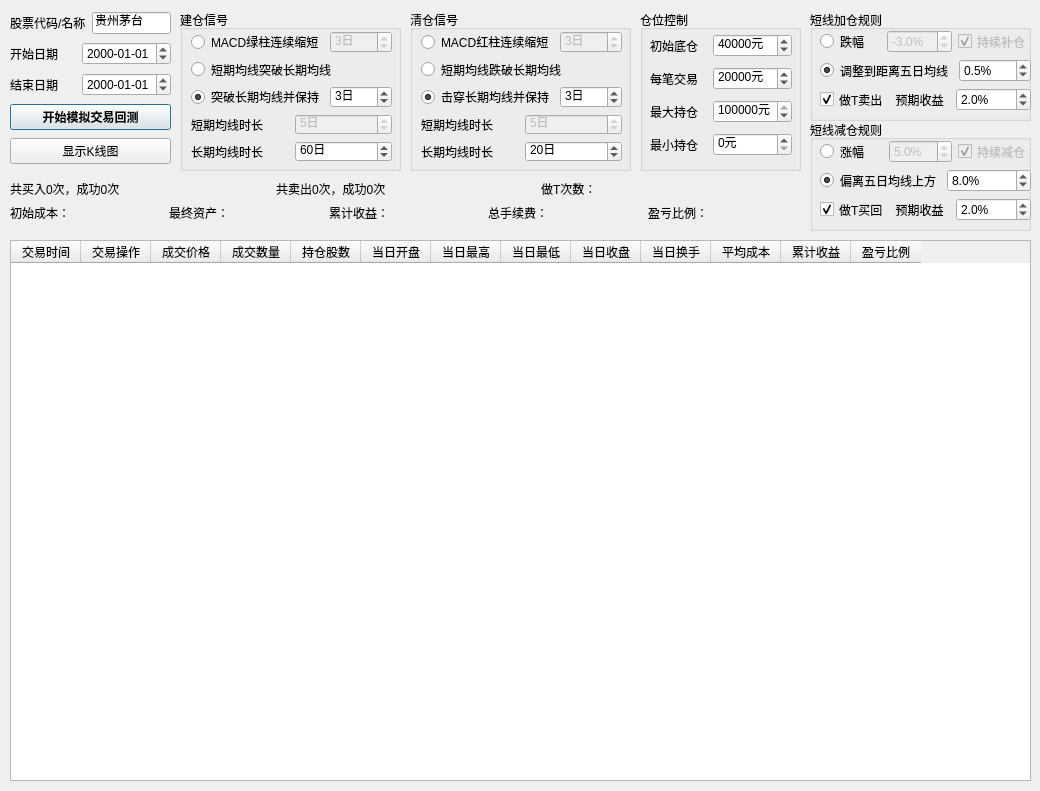
The window that QtDesign/TradeSimulator.ui (victor647/QuantumStockTrade) describes before a commit, drawn with Qt 5.
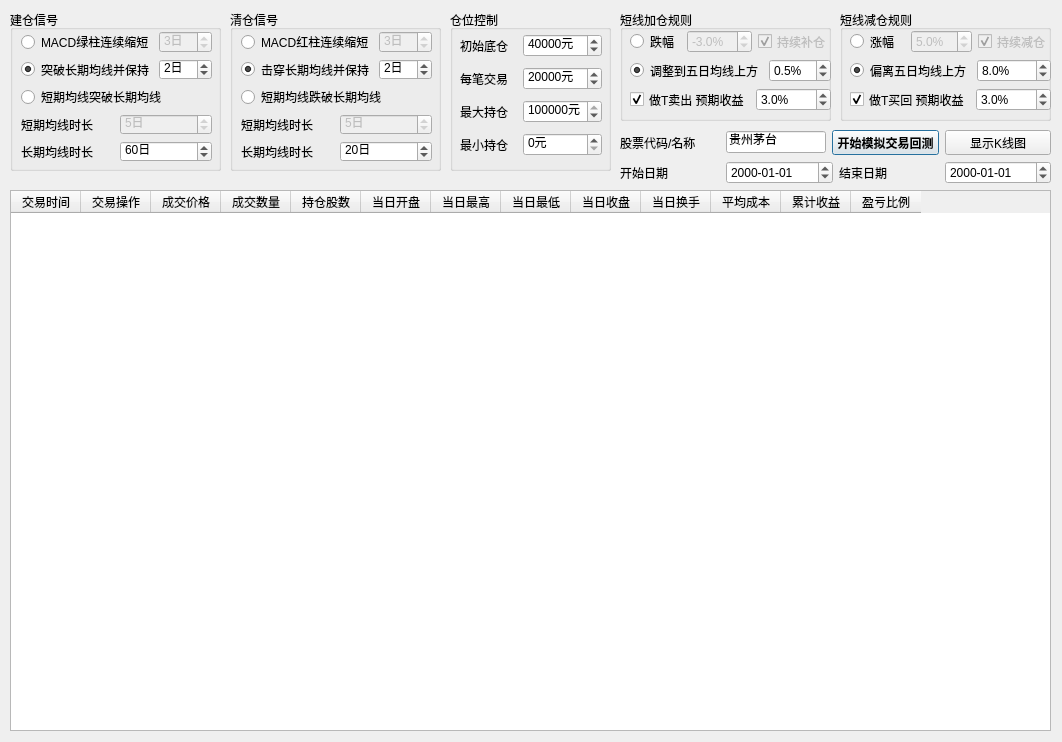
The same window after the commit.

Patch:
```diff
--- a/QtDesign/TradeSimulator.ui
+++ b/QtDesign/TradeSimulator.ui
@@ -6,8 +6,8 @@
    <rect>
     <x>0</x>
     <y>0</y>
-    <width>1040</width>
-    <height>791</height>
+    <width>1062</width>
+    <height>742</height>
    </rect>
   </property>
   <property name="windowTitle">
@@ -16,9 +16,9 @@
   <widget class="QGroupBox" name="grpStartLogic">
    <property name="geometry">
     <rect>
-     <x>180</x>
+     <x>10</x>
      <y>10</y>
-     <width>221</width>
+     <width>211</width>
      <height>161</height>
     </rect>
    </property>
@@ -36,7 +36,7 @@
      <rect>
       <x>11</x>
       <y>21</y>
-      <width>201</width>
+      <width>191</width>
       <height>131</height>
      </rect>
     </property>
@@ -83,13 +83,6 @@
        </item>
       </layout>
      </item>
-     <item>
-      <widget class="QRadioButton" name="rbnStartByMaCross">
-       <property name="text">
-        <string>短期均线突破长期均线</string>
-       </property>
-      </widget>
-     </item>
      <item>
       <layout class="QHBoxLayout" name="horizontalLayout_2">
        <item>
@@ -123,12 +116,19 @@
           <number>1</number>
          </property>
          <property name="value">
-          <number>3</number>
+          <number>2</number>
          </property>
         </widget>
        </item>
       </layout>
      </item>
+     <item>
+      <widget class="QRadioButton" name="rbnStartByMaCross">
+       <property name="text">
+        <string>短期均线突破长期均线</string>
+       </property>
+      </widget>
+     </item>
      <item>
       <layout class="QHBoxLayout" name="horizontalLayout_11">
        <item>
@@ -210,7 +210,7 @@
   <widget class="QGroupBox" name="grpShareAllowed">
    <property name="geometry">
     <rect>
-     <x>640</x>
+     <x>450</x>
      <y>10</y>
      <width>161</width>
      <height>161</height>
@@ -409,9 +409,9 @@
   <widget class="QGroupBox" name="grpDailyBuyLogic">
    <property name="geometry">
     <rect>
-     <x>810</x>
+     <x>620</x>
      <y>10</y>
-     <width>221</width>
+     <width>211</width>
      <height>111</height>
     </rect>
    </property>
@@ -429,7 +429,7 @@
      <rect>
       <x>10</x>
       <y>20</y>
-      <width>211</width>
+      <width>201</width>
       <height>81</height>
      </rect>
     </property>
@@ -506,7 +506,7 @@
        <item>
         <widget class="QRadioButton" name="rbnBuyByMa5">
          <property name="text">
-          <string>调整到距离五日均线</string>
+          <string>调整到五日均线上方</string>
          </property>
          <property name="checked">
           <bool>true</bool>
@@ -554,7 +554,7 @@
           </font>
          </property>
          <property name="text">
-          <string>做T卖出    预期收益</string>
+          <string>做T卖出 预期收益</string>
          </property>
          <property name="checked">
           <bool>true</bool>
@@ -585,7 +585,7 @@
           <double>0.100000000000000</double>
          </property>
          <property name="value">
-          <double>2.000000000000000</double>
+          <double>3.000000000000000</double>
          </property>
         </widget>
        </item>
@@ -597,9 +597,9 @@
   <widget class="QGroupBox" name="grpEndLogic">
    <property name="geometry">
     <rect>
-     <x>410</x>
+     <x>230</x>
      <y>10</y>
-     <width>221</width>
+     <width>211</width>
      <height>161</height>
     </rect>
    </property>
@@ -617,7 +617,7 @@
      <rect>
       <x>11</x>
       <y>21</y>
-      <width>201</width>
+      <width>191</width>
       <height>131</height>
      </rect>
     </property>
@@ -664,13 +664,6 @@
        </item>
       </layout>
      </item>
-     <item>
-      <widget class="QRadioButton" name="rbnEndByMaCross">
-       <property name="text">
-        <string>短期均线跌破长期均线</string>
-       </property>
-      </widget>
-     </item>
      <item>
       <layout class="QHBoxLayout" name="horizontalLayout_19">
        <item>
@@ -704,12 +697,19 @@
           <number>1</number>
          </property>
          <property name="value">
-          <number>3</number>
+          <number>2</number>
          </property>
         </widget>
        </item>
       </layout>
      </item>
+     <item>
+      <widget class="QRadioButton" name="rbnEndByMaCross">
+       <property name="text">
+        <string>短期均线跌破长期均线</string>
+       </property>
+      </widget>
+     </item>
      <item>
       <layout class="QHBoxLayout" name="horizontalLayout_20">
        <item>
@@ -791,9 +791,9 @@
   <widget class="QGroupBox" name="grpDailySellLogic">
    <property name="geometry">
     <rect>
-     <x>810</x>
-     <y>120</y>
-     <width>221</width>
+     <x>840</x>
+     <y>10</y>
+     <width>211</width>
      <height>111</height>
     </rect>
    </property>
@@ -811,7 +811,7 @@
      <rect>
       <x>10</x>
       <y>20</y>
-      <width>211</width>
+      <width>201</width>
       <height>81</height>
      </rect>
     </property>
@@ -936,7 +936,7 @@
           </font>
          </property>
          <property name="text">
-          <string>做T买回    预期收益</string>
+          <string>做T买回 预期收益</string>
          </property>
          <property name="checked">
           <bool>true</bool>
@@ -967,7 +967,7 @@
           <double>0.100000000000000</double>
          </property>
          <property name="value">
-          <double>2.000000000000000</double>
+          <double>3.000000000000000</double>
          </property>
         </widget>
        </item>
@@ -976,162 +976,12 @@
     </layout>
    </widget>
   </widget>
-  <widget class="QWidget" name="layoutWidget">
-   <property name="geometry">
-    <rect>
-     <x>10</x>
-     <y>10</y>
-     <width>161</width>
-     <height>161</height>
-    </rect>
-   </property>
-   <layout class="QVBoxLayout" name="verticalLayout">
-    <item>
-     <layout class="QHBoxLayout" name="horizontalLayout">
-      <item>
-       <widget class="QLabel" name="lblStockNumber">
-        <property name="maximumSize">
-         <size>
-          <width>100</width>
-          <height>16777215</height>
-         </size>
-        </property>
-        <property name="font">
-         <font>
-          <family>Helvetica</family>
-          <pointsize>9</pointsize>
-         </font>
-        </property>
-        <property name="text">
-         <string>股票代码/名称</string>
-        </property>
-       </widget>
-      </item>
-      <item>
-       <widget class="QLineEdit" name="iptStockNumber">
-        <property name="maximumSize">
-         <size>
-          <width>100</width>
-          <height>16777215</height>
-         </size>
-        </property>
-        <property name="font">
-         <font>
-          <family>Helvetica</family>
-          <pointsize>9</pointsize>
-         </font>
-        </property>
-        <property name="text">
-         <string>贵州茅台</string>
-        </property>
-        <property name="maxLength">
-         <number>6</number>
-        </property>
-       </widget>
-      </item>
-     </layout>
-    </item>
-    <item>
-     <layout class="QHBoxLayout" name="horizontalLayout_24">
-      <item>
-       <widget class="QLabel" name="lblStartDate">
-        <property name="maximumSize">
-         <size>
-          <width>100</width>
-          <height>16777215</height>
-         </size>
-        </property>
-        <property name="font">
-         <font>
-          <family>Helvetica</family>
-          <pointsize>9</pointsize>
-         </font>
-        </property>
-        <property name="text">
-         <string>开始日期</string>
-        </property>
-       </widget>
-      </item>
-      <item>
-       <widget class="QDateEdit" name="dteStart">
-        <property name="specialValueText">
-         <string/>
-        </property>
-        <property name="displayFormat">
-         <string>yyyy-MM-dd</string>
-        </property>
-       </widget>
-      </item>
-     </layout>
-    </item>
-    <item>
-     <layout class="QHBoxLayout" name="horizontalLayout_25">
-      <item>
-       <widget class="QLabel" name="lblEndDate">
-        <property name="maximumSize">
-         <size>
-          <width>100</width>
-          <height>16777215</height>
-         </size>
-        </property>
-        <property name="font">
-         <font>
-          <family>Helvetica</family>
-          <pointsize>9</pointsize>
-         </font>
-        </property>
-        <property name="text">
-         <string>结束日期</string>
-        </property>
-       </widget>
-      </item>
-      <item>
-       <widget class="QDateEdit" name="dteEnd">
-        <property name="specialValueText">
-         <string/>
-        </property>
-        <property name="displayFormat">
-         <string>yyyy-MM-dd</string>
-        </property>
-       </widget>
-      </item>
-     </layout>
-    </item>
-    <item>
-     <widget class="QPushButton" name="btnStartTrading">
-      <property name="font">
-       <font>
-        <family>Helvetica</family>
-        <pointsize>9</pointsize>
-        <weight>75</weight>
-        <bold>true</bold>
-       </font>
-      </property>
-      <property name="text">
-       <string>开始模拟交易回测</string>
-      </property>
-     </widget>
-    </item>
-    <item>
-     <widget class="QPushButton" name="btnShowDiagram">
-      <property name="font">
-       <font>
-        <family>Helvetica</family>
-       </font>
-      </property>
-      <property name="text">
-       <string>显示K线图</string>
-      </property>
-     </widget>
-    </item>
-   </layout>
-  </widget>
   <widget class="QTableWidget" name="tblTradeHistory">
    <property name="geometry">
     <rect>
      <x>10</x>
-     <y>240</y>
-     <width>1021</width>
+     <y>190</y>
+     <width>1041</width>
      <height>541</height>
     </rect>
    </property>
@@ -1219,20 +1069,26 @@
     </property>
    </column>
   </widget>
-  <widget class="QWidget" name="layoutWidget">
+  <widget class="QWidget" name="">
    <property name="geometry">
     <rect>
-     <x>10</x>
-     <y>180</y>
-     <width>791</width>
-     <height>42</height>
+     <x>620</x>
+     <y>130</y>
+     <width>431</width>
+     <height>54</height>
     </rect>
    </property>
-   <layout class="QVBoxLayout" name="verticalLayout_2">
+   <layout class="QVBoxLayout" name="verticalLayout">
     <item>
      <layout class="QHBoxLayout" name="horizontalLayout_12">
       <item>
-       <widget class="QLabel" name="lblBuyCount">
+       <widget class="QLabel" name="lblStockNumber">
+        <property name="maximumSize">
+         <size>
+          <width>100</width>
+          <height>16777215</height>
+         </size>
+        </property>
         <property name="font">
          <font>
           <family>Helvetica</family>
@@ -1240,12 +1096,18 @@
          </font>
         </property>
         <property name="text">
-         <string>共买入0次，成功0次</string>
+         <string>股票代码/名称</string>
         </property>
        </widget>
       </item>
       <item>
-       <widget class="QLabel" name="lblSellCount">
+       <widget class="QLineEdit" name="iptStockNumber">
+        <property name="maximumSize">
+         <size>
+          <width>100</width>
+          <height>16777215</height>
+         </size>
+        </property>
         <property name="font">
          <font>
           <family>Helvetica</family>
@@ -1253,42 +1115,49 @@
          </font>
         </property>
         <property name="text">
-         <string>共卖出0次，成功0次</string>
+         <string>贵州茅台</string>
         </property>
        </widget>
       </item>
       <item>
-       <widget class="QLabel" name="lblSameDayPerformance">
+       <widget class="QPushButton" name="btnStartTrading">
         <property name="font">
          <font>
           <family>Helvetica</family>
           <pointsize>9</pointsize>
+          <weight>75</weight>
+          <bold>true</bold>
          </font>
         </property>
         <property name="text">
-         <string>做T次数：</string>
+         <string>开始模拟交易回测</string>
+        </property>
+       </widget>
+      </item>
+      <item>
+       <widget class="QPushButton" name="btnShowDiagram">
+        <property name="font">
+         <font>
+          <family>Helvetica</family>
+         </font>
+        </property>
+        <property name="text">
+         <string>显示K线图</string>
         </property>
        </widget>
       </item>
      </layout>
     </item>
     <item>
-     <layout class="QHBoxLayout" name="horizontalLayout_15">
+     <layout class="QHBoxLayout" name="horizontalLayout">
       <item>
-       <widget class="QLabel" name="lblOriginalInvestment">
-        <property name="font">
-         <font>
-          <family>Helvetica</family>
-          <pointsize>9</pointsize>
-         </font>
+       <widget class="QLabel" name="lblStartDate">
+        <property name="maximumSize">
+         <size>
+          <width>100</width>
+          <height>16777215</height>
+         </size>
         </property>
-        <property name="text">
-         <string>初始成本：</string>
-        </property>
-       </widget>
-      </item>
-      <item>
-       <widget class="QLabel" name="lblFinalAsset">
         <property name="font">
          <font>
           <family>Helvetica</family>
@@ -1296,25 +1165,28 @@
          </font>
         </property>
         <property name="text">
-         <string>最终资产：</string>
+         <string>开始日期</string>
         </property>
        </widget>
       </item>
       <item>
-       <widget class="QLabel" name="lblTotalProfit">
-        <property name="font">
-         <font>
-          <family>Helvetica</family>
-          <pointsize>9</pointsize>
-         </font>
+       <widget class="QDateEdit" name="dteStart">
+        <property name="specialValueText">
+         <string/>
         </property>
-        <property name="text">
-         <string>累计收益：</string>
+        <property name="displayFormat">
+         <string>yyyy-MM-dd</string>
         </property>
        </widget>
       </item>
       <item>
-       <widget class="QLabel" name="lblTotalFee">
+       <widget class="QLabel" name="lblEndDate">
+        <property name="maximumSize">
+         <size>
+          <width>100</width>
+          <height>16777215</height>
+         </size>
+        </property>
         <property name="font">
          <font>
           <family>Helvetica</family>
@@ -1322,20 +1194,17 @@
          </font>
         </property>
         <property name="text">
-         <string>总手续费：</string>
+         <string>结束日期</string>
         </property>
        </widget>
       </item>
       <item>
-       <widget class="QLabel" name="lblTotalReturn">
-        <property name="font">
-         <font>
-          <family>Helvetica</family>
-          <pointsize>9</pointsize>
-         </font>
+       <widget class="QDateEdit" name="dteEnd">
+        <property name="specialValueText">
+         <string/>
         </property>
-        <property name="text">
-         <string>盈亏比例：</string>
+        <property name="displayFormat">
+         <string>yyyy-MM-dd</string>
         </property>
        </widget>
       </item>
```
Left out of the diff: 3 changed lines with no effect on the pictures.
